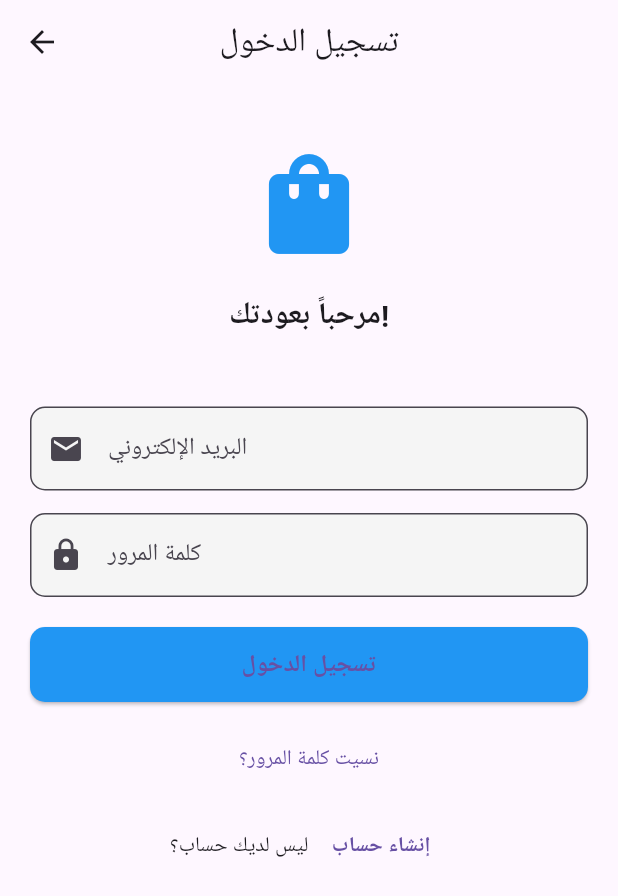
After one commit to AmeenAlslahy/mobile_app, a Flutter app: the AuthPage screen opened by its route, on a phone screen of 412 x 824 dp. The commit adds this screen. Shown: the top 896 px of the screen. Run offline on Flutter 3.47's test engine with Material 3 defaults, Android fonts, the phone set to English and light mode, and no system bars; missing offline and left inert: dart:ffi; network calls fail; Roboto replaces fonts that are missing (Cairo).

Commit message:
update all code

```diff
--- /dev/null
+++ b/first_app/lib/auth_page.dart
@@ -0,0 +1,129 @@
+import 'package:first_app/custom_button.dart';
+import 'package:flutter/material.dart';
+
+class AuthPage extends StatefulWidget {
+  final bool isLogin;
+
+  const AuthPage({Key? key, required this.isLogin}) : super(key: key);
+
+  @override
+  _AuthPageState createState() => _AuthPageState();
+}
+
+class _AuthPageState extends State<AuthPage> {
+  final _formKey = GlobalKey<FormState>();
+  final _emailController = TextEditingController();
+  final _passwordController = TextEditingController();
+  final _nameController = TextEditingController();
+
+  @override
+  Widget build(BuildContext context) {
+    return Scaffold(
+      appBar: AppBar(
+        title: Text(widget.isLogin ? 'تسجيل الدخول' : 'إنشاء حساب'),
+        centerTitle: true,
+      ),
+      body: Padding(
+        padding: const EdgeInsets.all(20.0),
+        child: Form(
+          key: _formKey,
+          child: SingleChildScrollView(
+            child: Column(
+              children: [
+                SizedBox(height: 20),
+                // شعار
+                Icon(
+                  Icons.shopping_bag,
+                  size: 80,
+                  color: Colors.blue,
+                ),
+                SizedBox(height: 20),
+                Text(
+                  widget.isLogin ? 'مرحباً بعودتك!' : 'أنشئ حسابك الجديد',
+                  style: TextStyle(fontSize: 20, fontWeight: FontWeight.bold),
+                ),
+                SizedBox(height: 30),
+
+                if (!widget.isLogin)
+                  CustomInputField(
+                    label: 'الاسم الكامل',
+                    prefixIcon: Icons.person,
+                    controller: _nameController,
+                  ),
+                SizedBox(height: 15),
+
+                CustomInputField(
+                  label: 'البريد الإلكتروني',
+                  prefixIcon: Icons.email,
+                  keyboardType: TextInputType.emailAddress,
+                  controller: _emailController,
+                ),
+                SizedBox(height: 15),
+
+                CustomInputField(
+                  label: 'كلمة المرور',
+                  isPassword: true,
+                  prefixIcon: Icons.lock,
+                  controller: _passwordController,
+                ),
+                SizedBox(height: 20),
+
+                CustomButton(
+                  text: widget.isLogin ? 'تسجيل الدخول' : 'إنشاء حساب',
+                  onPressed: () {
+                    if (_formKey.currentState!.validate()) {
+                      // معالجة تسجيل الدخول أو إنشاء الحساب
+                      Navigator.pushReplacementNamed(context, '/home');
+                    }
+                  },
+                ),
+                SizedBox(height: 15),
+
+                if (widget.isLogin) ...[
+                  TextButton(
+                    onPressed: () {
+                      Navigator.pushNamed(context, '/forgot-password');
+                    },
+                    child: Text('نسيت كلمة المرور؟'),
+                  ),
+                  SizedBox(height: 10),
+                ],
+
+                Row(
+                  mainAxisAlignment: MainAxisAlignment.center,
+                  children: [
+                    Text(
+                      widget.isLogin
+                          ? 'ليس لديك حساب؟ '
+                          : 'لديك حساب بالفعل؟ ',
+                    ),
+                    TextButton(
+                      onPressed: () {
+                        Navigator.pushReplacementNamed(
+                          context,
+                          widget.isLogin ? '/register' : '/login'
+                        );
+                      },
+                      child: Text(
+                        widget.isLogin ? 'إنشاء حساب' : 'تسجيل الدخول',
+                        style: TextStyle(fontWeight: FontWeight.bold),
+                      ),
+                    ),
+                  ],
+                ),
+              ],
+            ),
+          ),
+        ),
+      ),
+    );
+  }
+
+  @override
+  void dispose() {
+    _emailController.dispose();
+    _passwordController.dispose();
+    _nameController.dispose();
+    super.dispose();
+  }
+}
--- /dev/null
+++ b/first_app/lib/custom_button.dart
@@ -0,0 +1,66 @@
+import 'package:flutter/material.dart';
+class CustomButton extends StatelessWidget {
+  final String text;
+  final VoidCallback onPressed;
+  final Color color;
+
+  const CustomButton({
+    Key? key,
+    required this.text,
+    required this.onPressed,
+    this.color = Colors.blue,
+  }) : super(key: key);
+
+  @override
+  Widget build(BuildContext context) {
+    return ElevatedButton(
+      onPressed: onPressed,
+      style: ElevatedButton.styleFrom(
+        backgroundColor: color,
+        minimumSize: Size(double.infinity, 50),
+        shape: RoundedRectangleBorder(
+          borderRadius: BorderRadius.circular(10),
+        ),
+      ),
+      child: Text(
+        text,
+        style: TextStyle(fontSize: 16, fontWeight: FontWeight.bold),
+      ),
+    );
+  }
+}
+
+class CustomInputField extends StatelessWidget {
+  final String label;
+  final bool isPassword;
+  final IconData? prefixIcon;
+  final TextInputType keyboardType;
+  final TextEditingController? controller;
+
+  const CustomInputField({
+    Key? key,
+    required this.label,
+    this.isPassword = false,
+    this.prefixIcon,
+    this.keyboardType = TextInputType.text,
+    this.controller,
+  }) : super(key: key);
+
+  @override
+  Widget build(BuildContext context) {
+    return TextFormField(
+      controller: controller,
+      obscureText: isPassword,
+      keyboardType: keyboardType,
+      decoration: InputDecoration(
+        labelText: label,
+        prefixIcon: prefixIcon != null ? Icon(prefixIcon) : null,
+        border: OutlineInputBorder(
+          borderRadius: BorderRadius.circular(10),
+        ),
+        filled: true,
+        fillColor: Colors.grey[100],
+      ),
+    );
+  }
+}
```
Also changed, not shown: first_app/lib/forgotpassword_page.dart (added, +68 -0 lines), first_app/lib/home_page.dart (added, +161 -0 lines), first_app/lib/main.dart (+14 -110 lines).
